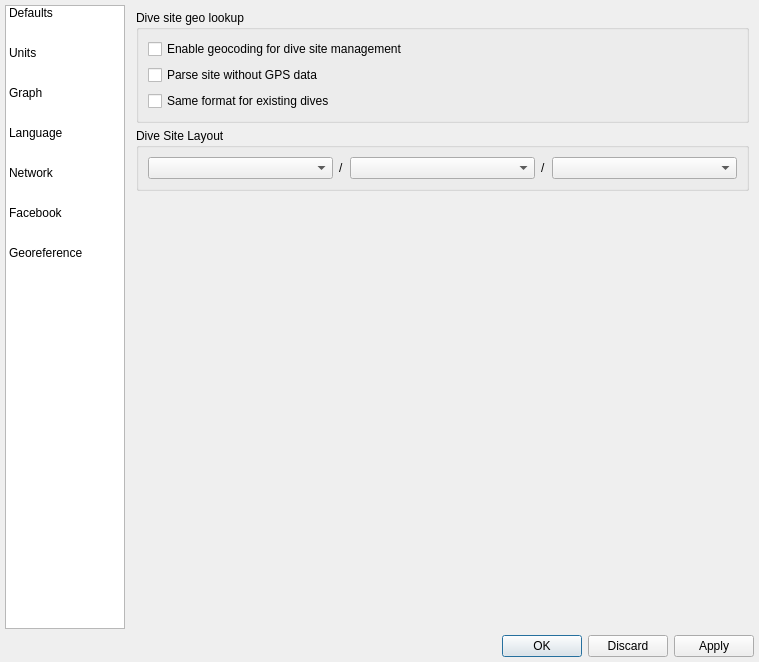
subsurface/subsurface, file qt-ui/preferences.ui: the form before one commit.
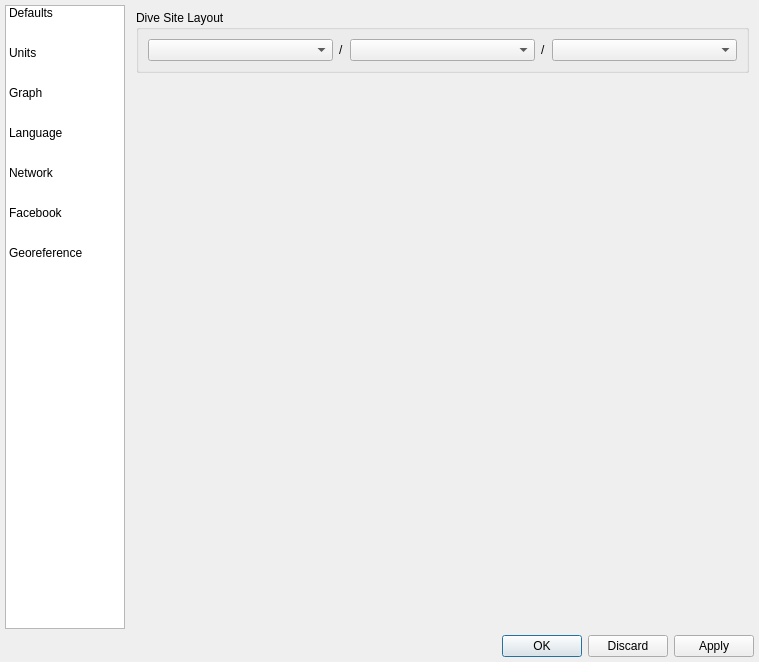
The form after the commit. The open tabs and pages were chosen to show the change. Icons and pictures are not drawn.

Commit message:
Remove unused part of the geocoding preferences
And always turn on geocoding. The user needs to trigger this manually
anyway, so there's no point in having the extra option in the preferences.

```diff
--- a/qt-ui/preferences.ui
+++ b/qt-ui/preferences.ui
@@ -1432,36 +1432,6 @@
          <property name="margin">
           <number>5</number>
          </property>
-         <item>
-          <widget class="QGroupBox" name="groupBox_Geocoding">
-           <property name="title">
-            <string>Dive site geo lookup</string>
-           </property>
-           <layout class="QVBoxLayout" name="verticalLayout_8">
-            <item>
-             <widget class="QCheckBox" name="enable_geocoding">
-              <property name="text">
-               <string>Enable geocoding for dive site management</string>
-              </property>
-             </widget>
-            </item>
-            <item>
-             <widget class="QCheckBox" name="parse_without_gps">
-              <property name="text">
-               <string>Parse site without GPS data</string>
-              </property>
-             </widget>
-            </item>
-            <item>
-             <widget class="QCheckBox" name="tag_existing_dives">
-              <property name="text">
-               <string>Same format for existing dives</string>
-              </property>
-             </widget>
-            </item>
-           </layout>
-          </widget>
-         </item>
          <item>
           <widget class="QGroupBox" name="groupBox_12">
            <property name="title">
```
The commit also changes 3 other files.
